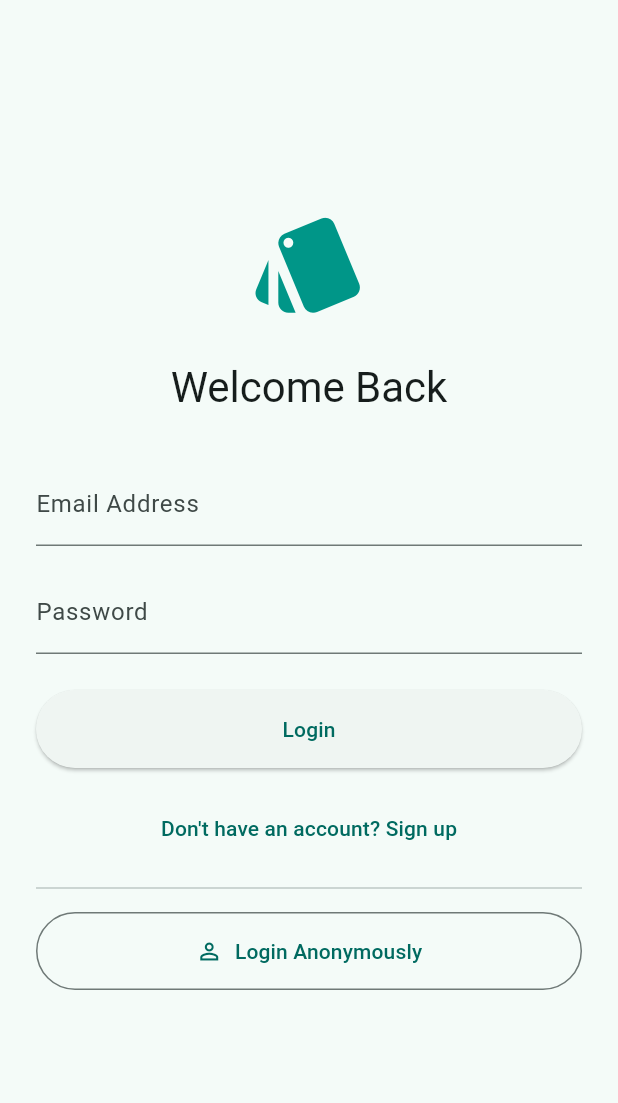
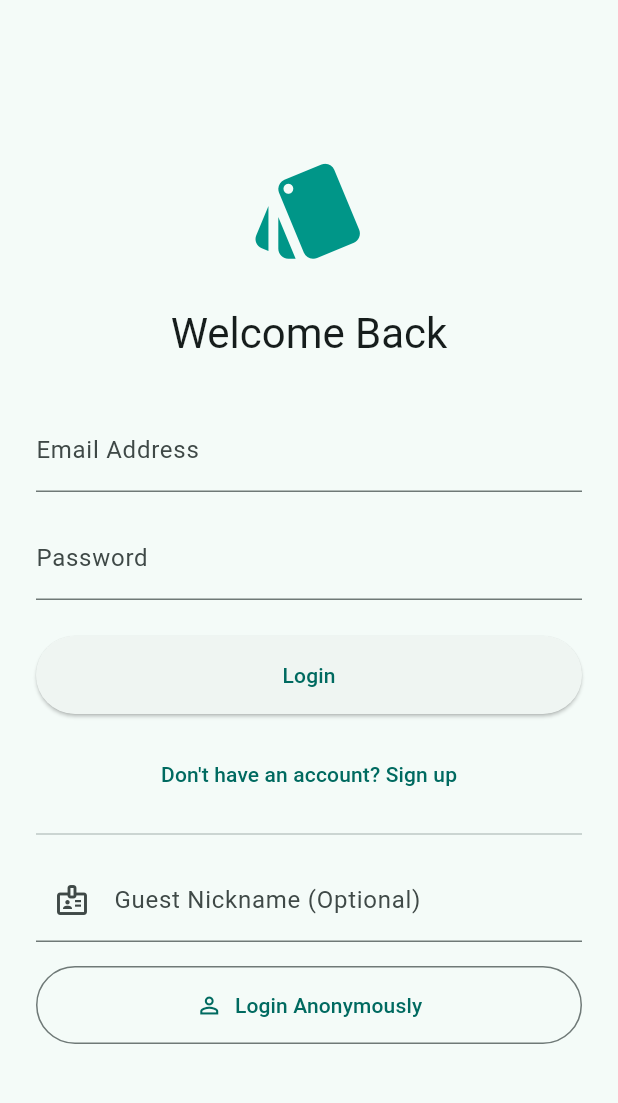
Before and after one commit to ahmed1060/Halabessa-Card-Game, a Flutter app: the screen it shows after launch, on a phone screen of 412 x 824 dp, the part 63-1166 px from its top. Run offline on Flutter 3.47's test engine with Material 3 defaults, Android fonts, the phone set to English and light mode, and no system bars; our stand-ins replace easy_localization, firebase_auth, firebase_core, firebase_database, flutter_riverpod; missing offline and left inert: playing_cards; accounts and stored records are empty; Roboto replaces fonts that are missing (Cairo).

Commit message:
Support guest nickname for anonymous sign-in
Allow users to provide a guest nickname when signing in anonymously. Added translation keys for guest_nickname in en-US, ar-SA and ar-EG. Updated AuthRepository API and Firebase implementation to accept an optional displayName, update the Firebase user display name and reload the user. Updated auth screen to add a guest name text field, validation and pass the nickname to signInAnonymously. Also fixed dialog Navigator context usages in HomeScreen to use the dialog's context when popping dialogs.

```diff
--- a/assets/translations/ar-EG.json
+++ b/assets/translations/ar-EG.json
@@ -29,5 +29,6 @@
     "opponent_turn": "دور اللي قصادك",
     "fasha": "فرشة!",
     "basra": "بصرة!",
-    "tafweet": "تفويتة!"
+    "tafweet": "تفويتة!",
+    "guest_nickname": "اسمك إيه؟ (اختياري)"
 }
--- a/assets/translations/ar-SA.json
+++ b/assets/translations/ar-SA.json
@@ -29,5 +29,6 @@
     "opponent_turn": "دور الخصم",
     "fasha": "فرشة!",
     "basra": "بصرة!",
-    "tafweet": "تفويت!"
+    "tafweet": "تفويت!",
+    "guest_nickname": "اسم الزائر (اختياري)"
 }
--- a/assets/translations/en-US.json
+++ b/assets/translations/en-US.json
@@ -29,5 +29,6 @@
     "opponent_turn": "Opponent's Turn",
     "fasha": "Fasha!",
     "basra": "Basra!",
-    "tafweet": "Tafweet!"
+    "tafweet": "Tafweet!",
+    "guest_nickname": "Guest Nickname (Optional)"
 }
--- a/lib/features/auth/domain/repositories/auth_repository.dart
+++ b/lib/features/auth/domain/repositories/auth_repository.dart
@@ -9,7 +9,7 @@ abstract class AuthRepository {
   Future<AppUser?> signInWithGoogle();
   Future<AppUser?> signInWithFacebook();
   Future<AppUser?> signInWithApple();
-  Future<AppUser?> signInAnonymously();
+  Future<AppUser?> signInAnonymously({String? displayName});
 
   Future<void> signOut();
   Future<void> resetPassword(String email);
--- a/lib/features/auth/presentation/pages/auth_screen.dart
+++ b/lib/features/auth/presentation/pages/auth_screen.dart
@@ -15,6 +15,7 @@ class _AuthScreenState extends ConsumerState<AuthScreen> {
   final _emailController = TextEditingController();
   final _passwordController = TextEditingController();
   final _nameController = TextEditingController();
+  final _guestNameController = TextEditingController();
 
   bool _isLogin = true;
   bool _isLoading = false;
@@ -24,6 +25,7 @@ class _AuthScreenState extends ConsumerState<AuthScreen> {
     _emailController.dispose();
     _passwordController.dispose();
     _nameController.dispose();
+    _guestNameController.dispose();
     super.dispose();
   }
 
@@ -55,11 +57,19 @@ class _AuthScreenState extends ConsumerState<AuthScreen> {
   }
 
   void _signInAnonymously() async {
+    final guestName = _guestNameController.text.trim();
+    if (guestName.isEmpty) {
+      ScaffoldMessenger.of(context).showSnackBar(
+        const SnackBar(content: Text('Please enter a nickname first.')),
+      );
+      return;
+    }
+
     setState(() => _isLoading = true);
     final authRepo = ref.read(authRepositoryProvider);
 
     try {
-      await authRepo.signInAnonymously();
+      await authRepo.signInAnonymously(displayName: guestName);
     } catch (e) {
       if (!mounted) return;
       ScaffoldMessenger.of(context).showSnackBar(
@@ -130,6 +140,14 @@ class _AuthScreenState extends ConsumerState<AuthScreen> {
                 ),
               ),
               const Divider(height: 32),
+              TextField(
+                controller: _guestNameController,
+                decoration: InputDecoration(
+                  labelText: 'guest_nickname'.tr(),
+                  prefixIcon: const Icon(Icons.badge_outlined),
+                ),
+              ),
+              const SizedBox(height: 16),
               OutlinedButton.icon(
                 onPressed: _isLoading ? null : _signInAnonymously,
                 icon: const Icon(Icons.person_outline),
```
Also changed, not shown: lib/features/auth/data/repositories/firebase_auth_repository.dart (+7 -2 lines), lib/features/home/presentation/pages/home_screen.dart (+8 -8 lines).
